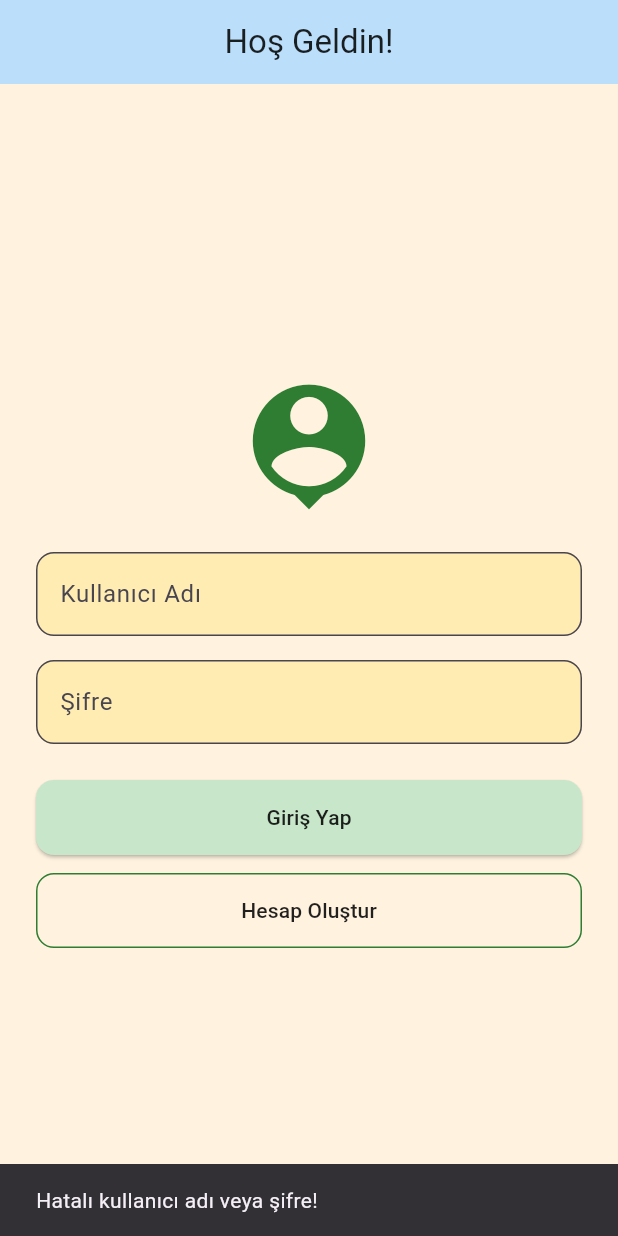
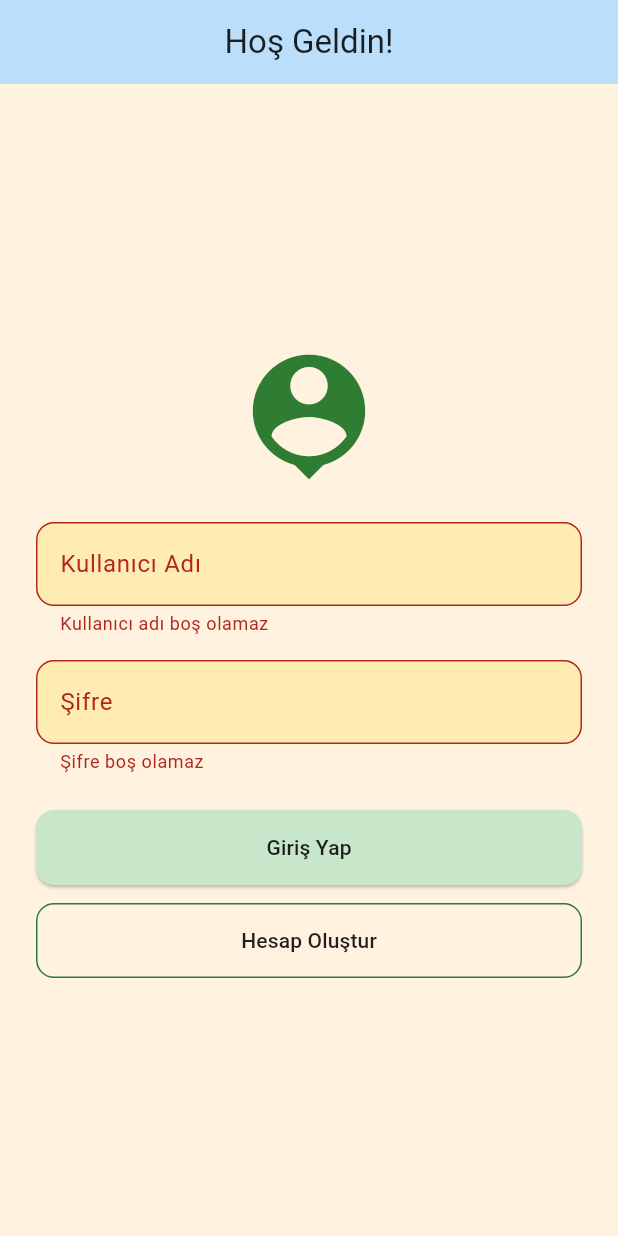
Before and after one commit to berfink0rkmaz/math_game_for_kids, a Flutter app: the screen it shows after launch, after a tap on "Giriş Yap", on a phone screen of 412 x 824 dp. Run offline on Flutter 3.47's test engine with Material 3 defaults, Android fonts, the phone set to English and light mode, and no system bars; our stand-ins replace shared_preferences; network calls fail.

Commit message:
e commit

```diff
--- a/lib/pages/login_page.dart
+++ b/lib/pages/login_page.dart
@@ -9,87 +9,85 @@ class LoginPage extends StatefulWidget {
 }
 
 class _LoginPageState extends State<LoginPage> {
-  // Kullanıcıdan alınan verileri kontrol etmek için controllerlar
   final TextEditingController _usernameController = TextEditingController();
   final TextEditingController _passwordController = TextEditingController();
-
-  // Form doğrulaması için global anahtar
   final _formKey = GlobalKey<FormState>();
 
-  // Giriş işlemini kontrol eder
   void _validateLogin() async {
+    if (_formKey.currentState!.validate()) {
       String username = _usernameController.text;
       String password = _passwordController.text;
 
-    // Kaydedilmiş kullanıcı bilgileriyle eşleşiyor mu?
       bool isValid = await PreferencesService().validateCredentials(username, password);
 
       if (isValid) {
-      // Başarılı giriş
         ScaffoldMessenger.of(context).showSnackBar(
           const SnackBar(content: Text("Giriş başarılı!")),
         );
-      Navigator.pushReplacementNamed(context, '/home'); // anasayfaya yönlendir
+        Navigator.pushReplacementNamed(context, '/home');
       } else {
-      // Hatalı giriş
         ScaffoldMessenger.of(context).showSnackBar(
           const SnackBar(content: Text("Hatalı kullanıcı adı veya şifre!")),
         );
       }
     }
+  }
 
-  // Yeni bir kullanıcı hesabı oluşturur
   void _createAccount() async {
+    if (_formKey.currentState!.validate()) {
       String username = _usernameController.text;
       String password = _passwordController.text;
 
       await PreferencesService().saveCredentials(username, password);
 
-    // Hesap başarıyla oluşturuldu
       ScaffoldMessenger.of(context).showSnackBar(
         const SnackBar(content: Text("Hesap oluşturuldu!")),
       );
+    }
   }
 
   @override
   Widget build(BuildContext context) {
     return Scaffold(
-      backgroundColor: const Color(0xFFFFF3E0), // pastel şeftali
+      backgroundColor: const Color(0xFFFFF3E0),
       appBar: AppBar(
         title: const Text("Hoş Geldin!"),
         centerTitle: true,
-        backgroundColor: const Color(0xFFBBDEFB), // pastel buz mavisi
+        backgroundColor: const Color(0xFFBBDEFB),
         foregroundColor: Colors.black87,
       ),
       body: Center(
         child: SingleChildScrollView(
           padding: const EdgeInsets.symmetric(horizontal: 24),
           child: Form(
-            key: _formKey, // form doğrulama için
+            key: _formKey,
             child: Column(
               children: [
-                // Hoş bir kullanıcı ikonu
                 const Icon(Icons.person_pin, size: 100, color: Color(0xFF2E7D32)),
                 const SizedBox(height: 20),
 
-                // Kullanıcı adı alanı
                 TextFormField(
                   controller: _usernameController,
                   decoration: InputDecoration(
                     filled: true,
-                    fillColor: const Color(0xFFFFECB3), // pastel vanilya
+                    fillColor: const Color(0xFFFFECB3),
                     labelText: "Kullanıcı Adı",
                     border: OutlineInputBorder(
                       borderRadius: BorderRadius.circular(12),
                     ),
                   ),
+                  validator: (value) {
+                    if (value == null || value.isEmpty) {
+                      return 'Kullanıcı adı boş olamaz';
+                    }
+                    return null;
+                  },
                 ),
                 const SizedBox(height: 16),
 
-                // Şifre alanı
                 TextFormField(
                   controller: _passwordController,
-                  obscureText: true, // şifreyi gizle
+                  obscureText: true,
                   decoration: InputDecoration(
                     filled: true,
                     fillColor: const Color(0xFFFFECB3),
@@ -98,13 +96,18 @@ class _LoginPageState extends State<LoginPage> {
                       borderRadius: BorderRadius.circular(12),
                     ),
                   ),
+                  validator: (value) {
+                    if (value == null || value.isEmpty) {
+                      return 'Şifre boş olamaz';
+                    }
+                    return null;
+                  },
                 ),
                 const SizedBox(height: 24),
 
-                // Giriş yap butonu
                 ElevatedButton(
                   style: ElevatedButton.styleFrom(
-                    backgroundColor: const Color(0xFFC8E6C9), // pastel nane
+                    backgroundColor: const Color(0xFFC8E6C9),
                     foregroundColor: Colors.black87,
                     minimumSize: const Size.fromHeight(50),
                     shape: RoundedRectangleBorder(
@@ -116,7 +119,6 @@ class _LoginPageState extends State<LoginPage> {
                 ),
                 const SizedBox(height: 12),
 
-                // Hesap oluştur butonu
                 OutlinedButton(
                   style: OutlinedButton.styleFrom(
                     foregroundColor: Colors.black87,
```
Also changed, not shown: lib/pages/GirisServisi.dart (deleted, +0 -115 lines), lib/pages/home_page_addition.dart (+4 -9 lines), lib/pages/home_page_division.dart (+4 -9 lines), lib/pages/home_page_multipication.dart (+5 -10 lines), lib/pages/profile_page.dart (added, +81 -0 lines), lib/util/base_page.dart (added, +27 -0 lines). Lines whose indentation alone changed are shown as unchanged.
